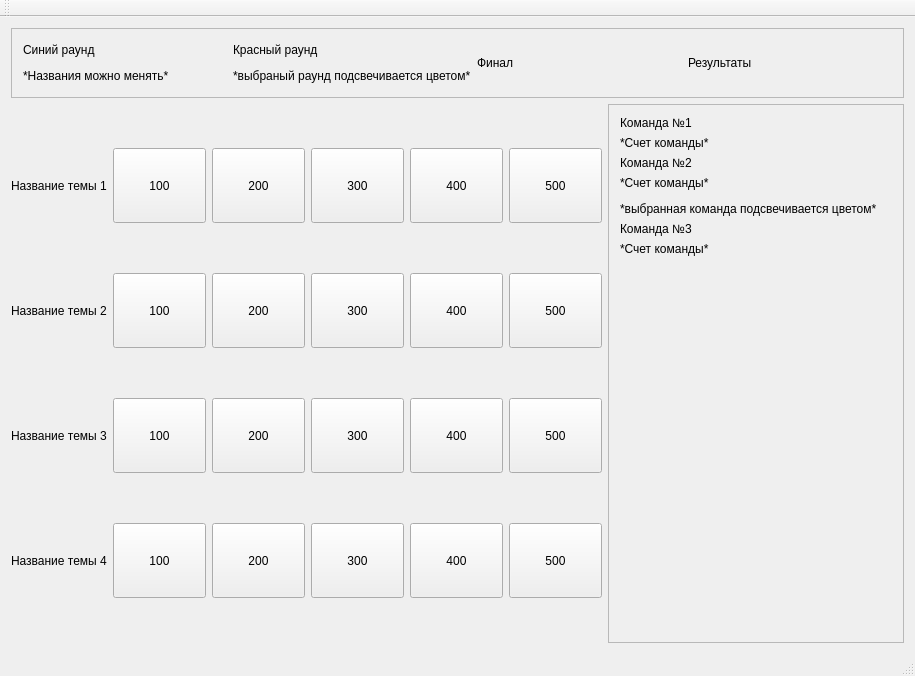
Before: the Qt Designer form gameview.ui in mvngr/broad-minded, drawn with Qt 5.
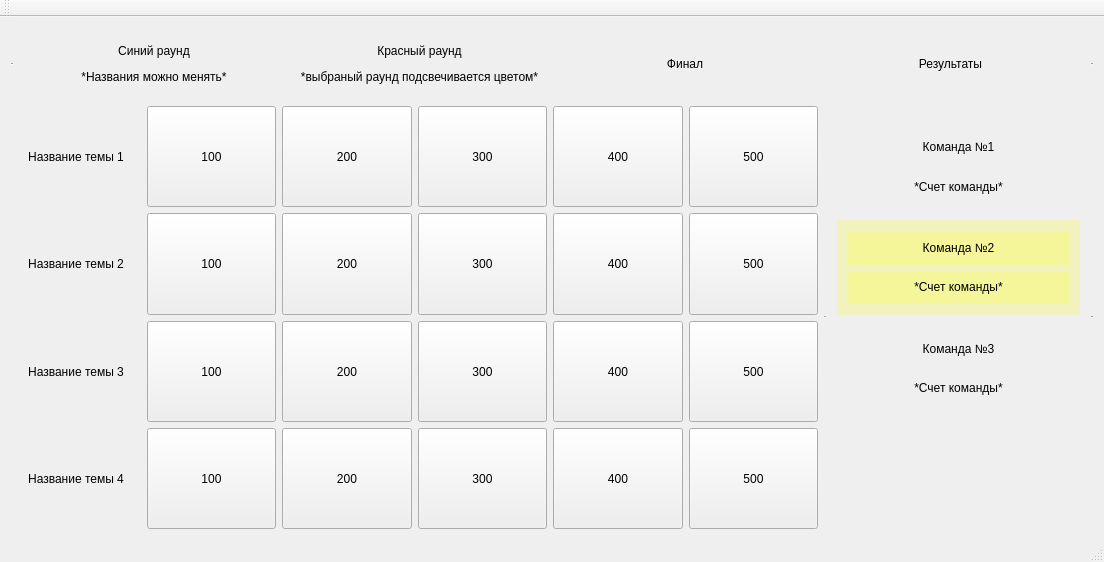
After: the same form once the commit is applied.

Commit message:
added GameReader class
added support for reading a finished game from a file
tested the output from a file

```diff
--- a/gameview.ui
+++ b/gameview.ui
@@ -6,8 +6,8 @@
    <rect>
     <x>0</x>
     <y>0</y>
-    <width>915</width>
-    <height>676</height>
+    <width>1104</width>
+    <height>562</height>
    </rect>
   </property>
   <property name="windowTitle">
@@ -16,10 +16,223 @@
   <widget class="QWidget" name="centralWidget">
    <layout class="QVBoxLayout" name="verticalLayout_5">
     <item>
-     <layout class="QGridLayout" name="gridLayout_3" rowstretch="0,1" columnstretch="10,5">
+     <layout class="QGridLayout" name="gridLayout_3" rowstretch="0,1" columnstretch="3,1">
       <property name="horizontalSpacing">
        <number>6</number>
       </property>
+      <item row="1" column="1">
+       <widget class="QScrollArea" name="scrollArea">
+        <property name="sizePolicy">
+         <sizepolicy hsizetype="Expanding" vsizetype="Expanding">
+          <horstretch>0</horstretch>
+          <verstretch>0</verstretch>
+         </sizepolicy>
+        </property>
+        <property name="minimumSize">
+         <size>
+          <width>200</width>
+          <height>0</height>
+         </size>
+        </property>
+        <property name="frameShape">
+         <enum>QFrame::HLine</enum>
+        </property>
+        <property name="widgetResizable">
+         <bool>true</bool>
+        </property>
+        <widget class="QWidget" name="scrollAreaWidgetContents">
+         <property name="geometry">
+          <rect>
+           <x>0</x>
+           <y>0</y>
+           <width>265</width>
+           <height>406</height>
+          </rect>
+         </property>
+         <property name="sizePolicy">
+          <sizepolicy hsizetype="Expanding" vsizetype="Preferred">
+           <horstretch>0</horstretch>
+           <verstretch>0</verstretch>
+          </sizepolicy>
+         </property>
+         <property name="layoutDirection">
+          <enum>Qt::LeftToRight</enum>
+         </property>
+         <layout class="QVBoxLayout" name="verticalLayout_7">
+          <item>
+           <layout class="QVBoxLayout" name="verticalLayout">
+            <property name="sizeConstraint">
+             <enum>QLayout::SetDefaultConstraint</enum>
+            </property>
+            <item>
+             <widget class="QWidget" name="" native="true">
+              <property name="sizePolicy">
+               <sizepolicy hsizetype="Expanding" vsizetype="Expanding">
+                <horstretch>0</horstretch>
+                <verstretch>0</verstretch>
+               </sizepolicy>
+              </property>
+              <property name="autoFillBackground">
+               <bool>false</bool>
+              </property>
+              <layout class="QVBoxLayout" name="verticalLayout_2">
+               <property name="sizeConstraint">
+                <enum>QLayout::SetDefaultConstraint</enum>
+               </property>
+               <item>
+                <widget class="QLabel" name="label_10">
+                 <property name="sizePolicy">
+                  <sizepolicy hsizetype="Preferred" vsizetype="Preferred">
+                   <horstretch>0</horstretch>
+                   <verstretch>0</verstretch>
+                  </sizepolicy>
+                 </property>
+                 <property name="text">
+                  <string>Команда №1</string>
+                 </property>
+                 <property name="alignment">
+                  <set>Qt::AlignCenter</set>
+                 </property>
+                </widget>
+               </item>
+               <item>
+                <widget class="QLabel" name="label_11">
+                 <property name="sizePolicy">
+                  <sizepolicy hsizetype="Preferred" vsizetype="Preferred">
+                   <horstretch>0</horstretch>
+                   <verstretch>0</verstretch>
+                  </sizepolicy>
+                 </property>
+                 <property name="text">
+                  <string>*Счет команды*</string>
+                 </property>
+                 <property name="alignment">
+                  <set>Qt::AlignCenter</set>
+                 </property>
+                </widget>
+               </item>
+              </layout>
+             </widget>
+            </item>
+            <item>
+             <widget class="QWidget" name="" native="true">
+              <property name="sizePolicy">
+               <sizepolicy hsizetype="Expanding" vsizetype="Expanding">
+                <horstretch>0</horstretch>
+                <verstretch>0</verstretch>
+               </sizepolicy>
+              </property>
+              <property name="styleSheet">
+               <string notr="true">background: rgba(255,255,0,0.2);</string>
+              </property>
+              <layout class="QVBoxLayout" name="verticalLayout_3">
+               <property name="sizeConstraint">
+                <enum>QLayout::SetDefaultConstraint</enum>
+               </property>
+               <item>
+                <widget class="QLabel" name="label_12">
+                 <property name="sizePolicy">
+                  <sizepolicy hsizetype="Preferred" vsizetype="Preferred">
+                   <horstretch>0</horstretch>
+                   <verstretch>0</verstretch>
+                  </sizepolicy>
+                 </property>
+                 <property name="text">
+                  <string>Команда №2</string>
+                 </property>
+                 <property name="alignment">
+                  <set>Qt::AlignCenter</set>
+                 </property>
+                </widget>
+               </item>
+               <item>
+                <widget class="QLabel" name="label_13">
+                 <property name="sizePolicy">
+                  <sizepolicy hsizetype="Preferred" vsizetype="Preferred">
+                   <horstretch>0</horstretch>
+                   <verstretch>0</verstretch>
+                  </sizepolicy>
+                 </property>
+                 <property name="text">
+                  <string>&lt;html&gt;&lt;head/&gt;&lt;body&gt;&lt;p&gt;*Счет команды*&lt;/p&gt;&lt;/body&gt;&lt;/html&gt;</string>
+                 </property>
+                 <property name="alignment">
+                  <set>Qt::AlignCenter</set>
+                 </property>
+                </widget>
+               </item>
+              </layout>
+             </widget>
+            </item>
+            <item>
+             <widget class="QWidget" name="" native="true">
+              <property name="sizePolicy">
+               <sizepolicy hsizetype="Expanding" vsizetype="Expanding">
+                <horstretch>0</horstretch>
+                <verstretch>0</verstretch>
+               </sizepolicy>
+              </property>
+              <layout class="QVBoxLayout" name="verticalLayout_4">
+               <property name="sizeConstraint">
+                <enum>QLayout::SetDefaultConstraint</enum>
+               </property>
+               <item>
+                <widget class="QLabel" name="label_14">
+                 <property name="sizePolicy">
+                  <sizepolicy hsizetype="Preferred" vsizetype="Preferred">
+                   <horstretch>0</horstretch>
+                   <verstretch>0</verstretch>
+                  </sizepolicy>
+                 </property>
+                 <property name="text">
+                  <string>Команда №3</string>
+                 </property>
+                 <property name="alignment">
+                  <set>Qt::AlignCenter</set>
+                 </property>
+                </widget>
+               </item>
+               <item>
+                <widget class="QLabel" name="label_15">
+                 <property name="sizePolicy">
+                  <sizepolicy hsizetype="Preferred" vsizetype="Preferred">
+                   <horstretch>0</horstretch>
+                   <verstretch>0</verstretch>
+                  </sizepolicy>
+                 </property>
+                 <property name="text">
+                  <string>*Счет команды*</string>
+                 </property>
+                 <property name="alignment">
+                  <set>Qt::AlignCenter</set>
+                 </property>
+                </widget>
+               </item>
+              </layout>
+             </widget>
+            </item>
+            <item>
+             <widget class="QWidget" name="widget" native="true"/>
+            </item>
+            <item>
+             <spacer name="verticalSpacer">
+              <property name="orientation">
+               <enum>Qt::Vertical</enum>
+              </property>
+              <property name="sizeHint" stdset="0">
+               <size>
+                <width>20</width>
+                <height>40</height>
+               </size>
+              </property>
+             </spacer>
+            </item>
+           </layout>
+          </item>
+         </layout>
+        </widget>
+       </widget>
+      </item>
       <item row="1" column="0">
        <layout class="QGridLayout" name="gridLayout_2" rowminimumheight="0,0,0,0">
         <property name="sizeConstraint">
@@ -30,10 +243,19 @@
           <property name="text">
            <string>Название темы 2</string>
           </property>
+          <property name="alignment">
+           <set>Qt::AlignCenter</set>
+          </property>
          </widget>
         </item>
         <item row="0" column="2">
          <widget class="QPushButton" name="pushButton_4">
+          <property name="sizePolicy">
+           <sizepolicy hsizetype="Minimum" vsizetype="Minimum">
+            <horstretch>0</horstretch>
+            <verstretch>0</verstretch>
+           </sizepolicy>
+          </property>
           <property name="minimumSize">
            <size>
             <width>75</width>
@@ -47,6 +269,12 @@
         </item>
         <item row="1" column="2">
          <widget class="QPushButton" name="pushButton_8">
+          <property name="sizePolicy">
+           <sizepolicy hsizetype="Minimum" vsizetype="Minimum">
+            <horstretch>0</horstretch>
+            <verstretch>0</verstretch>
+           </sizepolicy>
+          </property>
           <property name="minimumSize">
            <size>
             <width>75</width>
@@ -60,6 +288,12 @@
         </item>
         <item row="1" column="4">
          <widget class="QPushButton" name="pushButton_11">
+          <property name="sizePolicy">
+           <sizepolicy hsizetype="Minimum" vsizetype="Minimum">
+            <horstretch>0</horstretch>
+            <verstretch>0</verstretch>
+           </sizepolicy>
+          </property>
           <property name="minimumSize">
            <size>
             <width>75</width>
@@ -73,6 +307,12 @@
         </item>
         <item row="0" column="1">
          <widget class="QPushButton" name="pushButton_3">
+          <property name="sizePolicy">
+           <sizepolicy hsizetype="Minimum" vsizetype="Minimum">
+            <horstretch>0</horstretch>
+            <verstretch>0</verstretch>
+           </sizepolicy>
+          </property>
           <property name="minimumSize">
            <size>
             <width>75</width>
@@ -89,10 +329,19 @@
           <property name="text">
            <string>Название темы 1</string>
           </property>
+          <property name="alignment">
+           <set>Qt::AlignCenter</set>
+          </property>
          </widget>
         </item>
         <item row="0" column="4">
          <widget class="QPushButton" name="pushButton_6">
+          <property name="sizePolicy">
+           <sizepolicy hsizetype="Minimum" vsizetype="Minimum">
+            <horstretch>0</horstretch>
+            <verstretch>0</verstretch>
+           </sizepolicy>
+          </property>
           <property name="minimumSize">
            <size>
             <width>75</width>
@@ -106,6 +355,12 @@
         </item>
         <item row="0" column="5">
          <widget class="QPushButton" name="pushButton_7">
+          <property name="sizePolicy">
+           <sizepolicy hsizetype="Minimum" vsizetype="Minimum">
+            <horstretch>0</horstretch>
+            <verstretch>0</verstretch>
+           </sizepolicy>
+          </property>
           <property name="minimumSize">
            <size>
             <width>75</width>
@@ -119,6 +374,12 @@
         </item>
         <item row="1" column="1">
          <widget class="QPushButton" name="pushButton_9">
+          <property name="sizePolicy">
+           <sizepolicy hsizetype="Minimum" vsizetype="Minimum">
+            <horstretch>0</horstretch>
+            <verstretch>0</verstretch>
+           </sizepolicy>
+          </property>
           <property name="minimumSize">
            <size>
             <width>75</width>
@@ -132,6 +393,12 @@
         </item>
         <item row="1" column="3">
          <widget class="QPushButton" name="pushButton_10">
+          <property name="sizePolicy">
+           <sizepolicy hsizetype="Minimum" vsizetype="Minimum">
+            <horstretch>0</horstretch>
+            <verstretch>0</verstretch>
+           </sizepolicy>
+          </property>
           <property name="minimumSize">
            <size>
             <width>75</width>
@@ -145,6 +412,12 @@
         </item>
         <item row="1" column="5">
          <widget class="QPushButton" name="pushButton_12">
+          <property name="sizePolicy">
+           <sizepolicy hsizetype="Minimum" vsizetype="Minimum">
+            <horstretch>0</horstretch>
+            <verstretch>0</verstretch>
+           </sizepolicy>
+          </property>
           <property name="minimumSize">
            <size>
             <width>75</width>
@@ -158,6 +431,12 @@
         </item>
         <item row="0" column="3">
          <widget class="QPushButton" name="pushButton_5">
+          <property name="sizePolicy">
+           <sizepolicy hsizetype="Minimum" vsizetype="Minimum">
+            <horstretch>0</horstretch>
+            <verstretch>0</verstretch>
+           </sizepolicy>
+          </property>
           <property name="minimumSize">
            <size>
             <width>75</width>
@@ -174,10 +453,19 @@
           <property name="text">
            <string>Название темы 4</string>
           </property>
+          <property name="alignment">
+           <set>Qt::AlignCenter</set>
+          </property>
          </widget>
         </item>
         <item row="3" column="5">
          <widget class="QPushButton" name="pushButton_18">
+          <property name="sizePolicy">
+           <sizepolicy hsizetype="Minimum" vsizetype="Minimum">
+            <horstretch>0</horstretch>
+            <verstretch>0</verstretch>
+           </sizepolicy>
+          </property>
           <property name="minimumSize">
            <size>
             <width>75</width>
@@ -191,6 +479,12 @@
         </item>
         <item row="2" column="2">
          <widget class="QPushButton" name="pushButton_17">
+          <property name="sizePolicy">
+           <sizepolicy hsizetype="Minimum" vsizetype="Minimum">
+            <horstretch>0</horstretch>
+            <verstretch>0</verstretch>
+           </sizepolicy>
+          </property>
           <property name="minimumSize">
            <size>
             <width>75</width>
@@ -204,6 +498,12 @@
         </item>
         <item row="2" column="3">
          <widget class="QPushButton" name="pushButton_15">
+          <property name="sizePolicy">
+           <sizepolicy hsizetype="Minimum" vsizetype="Minimum">
+            <horstretch>0</horstretch>
+            <verstretch>0</verstretch>
+           </sizepolicy>
+          </property>
           <property name="minimumSize">
            <size>
             <width>75</width>
@@ -220,10 +520,19 @@
           <property name="text">
            <string>Название темы 3</string>
           </property>
+          <property name="alignment">
+           <set>Qt::AlignCenter</set>
+          </property>
          </widget>
         </item>
         <item row="2" column="5">
          <widget class="QPushButton" name="pushButton_13">
+          <property name="sizePolicy">
+           <sizepolicy hsizetype="Minimum" vsizetype="Minimum">
+            <horstretch>0</horstretch>
+            <verstretch>0</verstretch>
+           </sizepolicy>
+          </property>
           <property name="minimumSize">
            <size>
             <width>75</width>
@@ -237,6 +546,12 @@
         </item>
         <item row="3" column="4">
          <widget class="QPushButton" name="pushButton_19">
+          <property name="sizePolicy">
+           <sizepolicy hsizetype="Minimum" vsizetype="Minimum">
+            <horstretch>0</horstretch>
+            <verstretch>0</verstretch>
+           </sizepolicy>
+          </property>
           <property name="minimumSize">
            <size>
             <width>75</width>
@@ -250,6 +565,12 @@
         </item>
         <item row="3" column="1">
          <widget class="QPushButton" name="pushButton_21">
+          <property name="sizePolicy">
+           <sizepolicy hsizetype="Minimum" vsizetype="Minimum">
+            <horstretch>0</horstretch>
+            <verstretch>0</verstretch>
+           </sizepolicy>
+          </property>
           <property name="minimumSize">
            <size>
             <width>75</width>
@@ -263,6 +584,12 @@
         </item>
         <item row="2" column="4">
          <widget class="QPushButton" name="pushButton_14">
+          <property name="sizePolicy">
+           <sizepolicy hsizetype="Minimum" vsizetype="Minimum">
+            <horstretch>0</horstretch>
+            <verstretch>0</verstretch>
+           </sizepolicy>
+          </property>
           <property name="minimumSize">
            <size>
             <width>75</width>
@@ -276,6 +603,12 @@
         </item>
         <item row="2" column="1">
          <widget class="QPushButton" name="pushButton_16">
+          <property name="sizePolicy">
+           <sizepolicy hsizetype="Minimum" vsizetype="Minimum">
+            <horstretch>0</horstretch>
+            <verstretch>0</verstretch>
+           </sizepolicy>
+          </property>
           <property name="minimumSize">
            <size>
             <width>75</width>
@@ -289,6 +622,12 @@
         </item>
         <item row="3" column="2">
          <widget class="QPushButton" name="pushButton_22">
+          <property name="sizePolicy">
+           <sizepolicy hsizetype="Minimum" vsizetype="Minimum">
+            <horstretch>0</horstretch>
+            <verstretch>0</verstretch>
+           </sizepolicy>
+          </property>
           <property name="minimumSize">
            <size>
             <width>75</width>
@@ -302,6 +641,12 @@
         </item>
         <item row="3" column="3">
          <widget class="QPushButton" name="pushButton_20">
+          <property name="sizePolicy">
+           <sizepolicy hsizetype="Minimum" vsizetype="Minimum">
+            <horstretch>0</horstretch>
+            <verstretch>0</verstretch>
+           </sizepolicy>
+          </property>
           <property name="minimumSize">
            <size>
             <width>75</width>
@@ -323,6 +668,9 @@
           <verstretch>0</verstretch>
          </sizepolicy>
         </property>
+        <property name="frameShape">
+         <enum>QFrame::HLine</enum>
+        </property>
         <property name="widgetResizable">
          <bool>true</bool>
         </property>
@@ -331,7 +679,7 @@
           <rect>
            <x>0</x>
            <y>0</y>
-           <width>893</width>
+           <width>1080</width>
            <height>69</height>
           </rect>
          </property>
@@ -355,6 +703,9 @@
               <property name="text">
                <string>&lt;html&gt;&lt;head/&gt;&lt;body&gt;&lt;p&gt;Синий раунд&lt;/p&gt;&lt;p&gt;*Названия можно менять*&lt;/p&gt;&lt;/body&gt;&lt;/html&gt;</string>
               </property>
+              <property name="alignment">
+               <set>Qt::AlignCenter</set>
+              </property>
              </widget>
             </item>
             <item>
@@ -362,6 +713,9 @@
               <property name="text">
                <string>&lt;html&gt;&lt;head/&gt;&lt;body&gt;&lt;p&gt;Красный раунд&lt;/p&gt;&lt;p&gt;*выбраный раунд подсвечивается цветом*&lt;/p&gt;&lt;/body&gt;&lt;/html&gt;</string>
               </property>
+              <property name="alignment">
+               <set>Qt::AlignCenter</set>
+              </property>
              </widget>
             </item>
             <item>
@@ -369,6 +723,9 @@
               <property name="text">
                <string>Финал</string>
               </property>
+              <property name="alignment">
+               <set>Qt::AlignCenter</set>
+              </property>
              </widget>
             </item>
             <item>
@@ -376,6 +733,9 @@
               <property name="text">
                <string>Результаты</string>
               </property>
+              <property name="alignment">
+               <set>Qt::AlignCenter</set>
+              </property>
              </widget>
             </item>
            </layout>
@@ -384,165 +744,6 @@
         </widget>
        </widget>
       </item>
-      <item row="1" column="1">
-       <widget class="QScrollArea" name="scrollArea">
-        <property name="sizePolicy">
-         <sizepolicy hsizetype="Expanding" vsizetype="Expanding">
-          <horstretch>0</horstretch>
-          <verstretch>0</verstretch>
-         </sizepolicy>
-        </property>
-        <property name="minimumSize">
-         <size>
-          <width>200</width>
-          <height>0</height>
-         </size>
-        </property>
-        <property name="widgetResizable">
-         <bool>true</bool>
-        </property>
-        <widget class="QWidget" name="scrollAreaWidgetContents">
-         <property name="geometry">
-          <rect>
-           <x>0</x>
-           <y>0</y>
-           <width>294</width>
-           <height>524</height>
-          </rect>
-         </property>
-         <property name="sizePolicy">
-          <sizepolicy hsizetype="Minimum" vsizetype="Preferred">
-           <horstretch>0</horstretch>
-           <verstretch>0</verstretch>
-          </sizepolicy>
-         </property>
-         <property name="layoutDirection">
-          <enum>Qt::LeftToRight</enum>
-         </property>
-         <layout class="QVBoxLayout" name="verticalLayout_7">
-          <item>
-           <layout class="QVBoxLayout" name="verticalLayout">
-            <property name="sizeConstraint">
-             <enum>QLayout::SetDefaultConstraint</enum>
-            </property>
-            <item>
-             <layout class="QVBoxLayout" name="verticalLayout_2">
-              <property name="sizeConstraint">
-               <enum>QLayout::SetDefaultConstraint</enum>
-              </property>
-              <item>
-               <widget class="QLabel" name="label_10">
-                <property name="sizePolicy">
-                 <sizepolicy hsizetype="Preferred" vsizetype="Preferred">
-                  <horstretch>0</horstretch>
-                  <verstretch>0</verstretch>
-                 </sizepolicy>
-                </property>
-                <property name="text">
-                 <string>Команда №1</string>
-                </property>
-               </widget>
-              </item>
-              <item>
-               <widget class="QLabel" name="label_11">
-                <property name="sizePolicy">
-                 <sizepolicy hsizetype="Preferred" vsizetype="Preferred">
-                  <horstretch>0</horstretch>
-                  <verstretch>0</verstretch>
-                 </sizepolicy>
-                </property>
-                <property name="text">
-                 <string>*Счет команды*</string>
-                </property>
-               </widget>
-              </item>
-             </layout>
-            </item>
-            <item>
-             <layout class="QVBoxLayout" name="verticalLayout_3">
-              <property name="sizeConstraint">
-               <enum>QLayout::SetDefaultConstraint</enum>
-              </property>
-              <item>
-               <widget class="QLabel" name="label_12">
-                <property name="sizePolicy">
-                 <sizepolicy hsizetype="Preferred" vsizetype="Preferred">
-                  <horstretch>0</horstretch>
-                  <verstretch>0</verstretch>
-                 </sizepolicy>
-                </property>
-                <property name="text">
-                 <string>Команда №2</string>
-                </property>
-               </widget>
-              </item>
-              <item>
-               <widget class="QLabel" name="label_13">
-                <property name="sizePolicy">
-                 <sizepolicy hsizetype="Preferred" vsizetype="Preferred">
-                  <horstretch>0</horstretch>
-                  <verstretch>0</verstretch>
-                 </sizepolicy>
-                </property>
-                <property name="text">
-                 <string>&lt;html&gt;&lt;head/&gt;&lt;body&gt;&lt;p&gt;*Счет команды*&lt;/p&gt;&lt;p&gt;*выбранная команда подсвечивается цветом*&lt;/p&gt;&lt;/body&gt;&lt;/html&gt;</string>
-                </property>
-               </widget>
-              </item>
-             </layout>
-            </item>
-            <item>
-             <layout class="QVBoxLayout" name="verticalLayout_4">
-              <property name="sizeConstraint">
-               <enum>QLayout::SetDefaultConstraint</enum>
-              </property>
-              <item>
-               <widget class="QLabel" name="label_14">
-                <property name="sizePolicy">
-                 <sizepolicy hsizetype="Preferred" vsizetype="Preferred">
-                  <horstretch>0</horstretch>
-                  <verstretch>0</verstretch>
-                 </sizepolicy>
-                </property>
-                <property name="text">
-                 <string>Команда №3</string>
-                </property>
-               </widget>
-              </item>
-              <item>
-               <widget class="QLabel" name="label_15">
-                <property name="sizePolicy">
-                 <sizepolicy hsizetype="Preferred" vsizetype="Preferred">
-                  <horstretch>0</horstretch>
-                  <verstretch>0</verstretch>
-                 </sizepolicy>
-                </property>
-                <property name="text">
-                 <string>*Счет команды*</string>
-                </property>
-               </widget>
-              </item>
-             </layout>
-            </item>
-            <item>
-             <spacer name="verticalSpacer">
-              <property name="orientation">
-               <enum>Qt::Vertical</enum>
-              </property>
-              <property name="sizeHint" stdset="0">
-               <size>
-                <width>20</width>
-                <height>40</height>
-               </size>
-              </property>
-             </spacer>
-            </item>
-           </layout>
-          </item>
-         </layout>
-        </widget>
-       </widget>
-      </item>
      </layout>
     </item>
    </layout>
```
Left out of the diff: 2 changed lines with no effect on the pictures. The commit also changes 6 other files.
